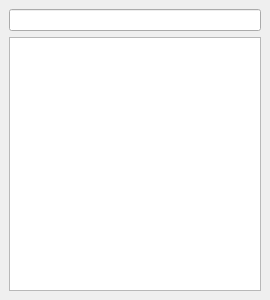
First picture: the form in src/ui/dock/moduledockwidget.ui, repository metaxy/openBibleViewer, before the edit.
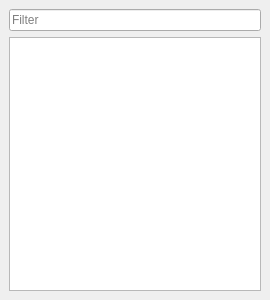
Second picture: the form after the edit.

Diff of the .ui file:
```diff
--- a/src/ui/dock/moduledockwidget.ui
+++ b/src/ui/dock/moduledockwidget.ui
@@ -37,7 +37,11 @@
   <widget class="QWidget" name="dockWidgetContents">
    <layout class="QVBoxLayout" name="verticalLayout">
     <item>
-     <widget class="QLineEdit" name="lineEdit_filter"/>
+     <widget class="QLineEdit" name="lineEdit_filter">
+      <property name="placeholderText">
+       <string>Filter</string>
+      </property>
+     </widget>
     </item>
     <item>
      <widget class="QTreeView" name="treeView_module">
```
